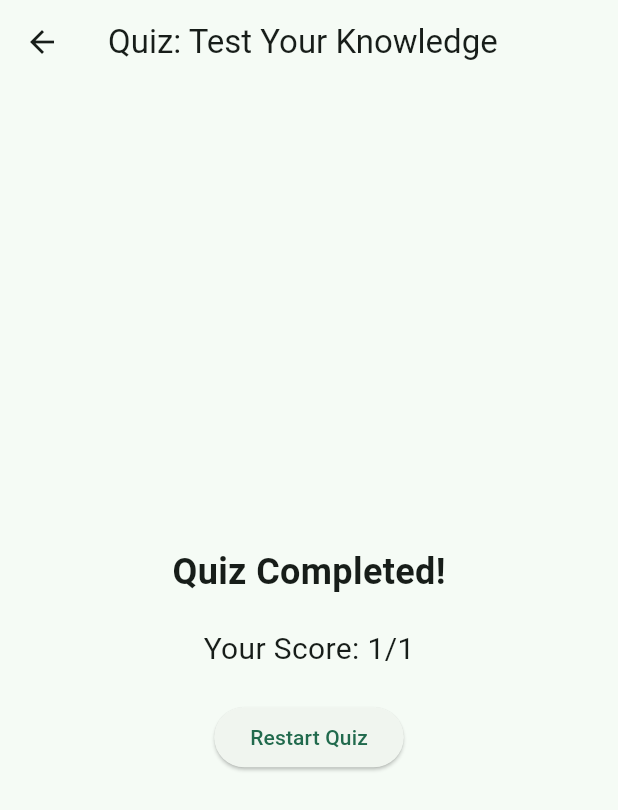
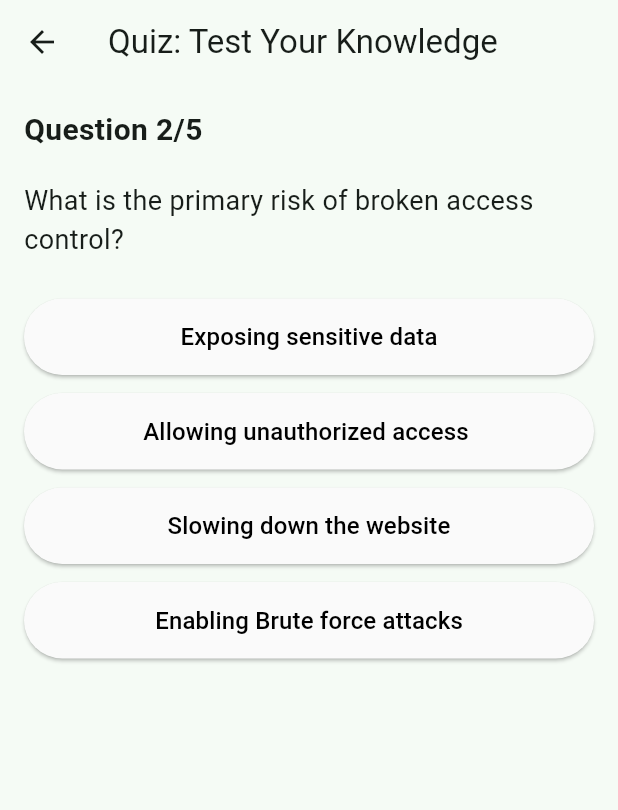
Before and after one commit to Vedika-04/OWASP-Insight, a Flutter app: the QuizScreen screen opened directly, after a tap on "Open Web Application Security Project", on a phone screen of 412 x 824 dp. Shown: the top 810 px of the screen. Run offline on Flutter 3.47's test engine with Material 3 defaults, Android fonts, the phone set to English and light mode, and no system bars; our stand-ins replace firebase_auth, firebase_core; accounts and stored records are empty.

Commit message:
Quiz and other screens

```diff
--- a/lib/screens/quiz.dart
+++ b/lib/screens/quiz.dart
@@ -16,27 +16,80 @@ class _QuizScreenState extends State<QuizScreen> {
         {'text': 'Open Web Application Safety Protocol', 'isCorrect': false},
       ],
     },
-    // Add more questions here
+    {
+      'questionText': 'What is the primary risk of broken access control?',
+      'answers': [
+        {'text': 'Exposing sensitive data', 'isCorrect': false},
+        {'text': 'Allowing unauthorized access ', 'isCorrect': true},
+        {'text': 'Slowing down the website', 'isCorrect': false},
+        {'text': 'Enabling Brute force attacks', 'isCorrect': false},
+      ],
+    },
+    {
+      'questionText': 'Which of the following is an insecure cryptographic practice?',
+      'answers': [
+        {'text': 'Using AES-256', 'isCorrect': false},
+        {'text': 'Storing passwords in plain text', 'isCorrect': true},
+        {'text': 'Hashing passwords with bcrypt', 'isCorrect': false},
+        {'text': 'Implementing TLS for data transmission', 'isCorrect': false},
+      ],
+    },
+    {
+      'questionText': 'Which attack involves inserting malicious SQL queries?',
+      'answers': [
+        {'text': 'Cross-Site Scripting (XSS)', 'isCorrect': false},
+        {'text': 'SQL Injection (SQLi) ', 'isCorrect': true},
+        {'text': 'CSRF', 'isCorrect': false},
+        {'text': 'Buffer Overflow', 'isCorrect': false},
+      ],
+    },
+    {
+      'questionText': 'What is insecure design?',
+      'answers': [
+        {'text': 'Security vulnerabilities due to weak coding practices', 'isCorrect': false},
+        {'text': 'Flaws in the application architecture  ', 'isCorrect': true},
+        {'text': 'Using outdated encryption', 'isCorrect': false},
+        {'text': 'Poor Documentation', 'isCorrect': false},
+      ],
+    },
   ];
 
   int _currentQuestionIndex = 0;
   int _score = 0;
+  int? _selectedAnswerIndex;
+  bool _answered = false;
 
-  void _answerQuestion(bool isCorrect) {
-    if (isCorrect) {
-      _score++;
+  void _answerQuestion(bool isCorrect, int index) {
+    if (_answered) return;
+
+    setState(() {
+      _answered = true;
+      _selectedAnswerIndex = index;
+      if (isCorrect) _score++;
+    });
+
+    Future.delayed(Duration(seconds: 1), () {
+      setState(() {
+        _currentQuestionIndex++;
+        _selectedAnswerIndex = null;
+        _answered = false;
+      });
+    });
+  }
+
+  Color _getButtonColor(bool isCorrect, int index) {
+    if (!_answered) return Colors.grey.shade50;
+    if (_selectedAnswerIndex == index) {
+      return isCorrect ? Colors.green : Colors.red;
     }
-    setState(() {
-      _currentQuestionIndex++;
-    });
+    if (isCorrect) return Colors.green; // Optionally highlight the correct one too
+    return Colors.grey.shade200;
   }
 
   @override
   Widget build(BuildContext context) {
     return Scaffold(
-      appBar: AppBar(
-        title: Text('Quiz: Test Your Knowledge'),
-      ),
+      appBar: AppBar(title: Text('Quiz: Test Your Knowledge')),
       body: _currentQuestionIndex < _questions.length
           ? Padding(
         padding: const EdgeInsets.all(16.0),
@@ -55,14 +108,34 @@ class _QuizScreenState extends State<QuizScreen> {
             SizedBox(height: 20),
             ...(_questions[_currentQuestionIndex]['answers']
             as List<Map<String, Object>>)
+                .asMap()
+                .entries
                 .map(
-                  (answer) => Padding(
-                padding: const EdgeInsets.symmetric(vertical: 8.0),
-                child: ElevatedButton(
-                  onPressed: () => _answerQuestion(answer['isCorrect'] as bool),
-                  child: Text(answer['text'] as String),
-                ),
-              ),
+                  (entry) {
+                final index = entry.key;
+                final answer = entry.value;
+                final isCorrect = answer['isCorrect'] as bool;
+                final text = answer['text'] as String;
+
+                return Container(
+                  width: double.infinity,
+                  margin: const EdgeInsets.symmetric(vertical: 6),
+                  child: ElevatedButton(
+                    onPressed: () =>
+                        _answerQuestion(isCorrect, index),
+                    style: ElevatedButton.styleFrom(
+                      backgroundColor:
+                      _getButtonColor(isCorrect, index),
+                      foregroundColor: Colors.black,
+                      padding: EdgeInsets.symmetric(vertical: 14),
+                    ),
+                    child: Text(
+                      text,
+                      style: TextStyle(fontSize: 16),
+                    ),
+                  ),
+                );
+              },
             )
                 .toList(),
           ],
@@ -87,6 +160,8 @@ class _QuizScreenState extends State<QuizScreen> {
                 setState(() {
                   _currentQuestionIndex = 0;
                   _score = 0;
+                  _selectedAnswerIndex = null;
+                  _answered = false;
                 });
               },
               child: Text('Restart Quiz'),
--- a/pubspec.yaml
+++ b/pubspec.yaml
@@ -68,7 +68,9 @@ flutter:
     - assets/images/broken.jpg
     - assets/images/crypto2-A2.png
     - assets/images/injection.png
-
+    - assets/images/owasp.png
+    - assets/images/top10.png
+    - assets/images/owasp logo.png
   # An image asset can refer to one or more resolution-specific "variants", see
   # https://flutter.dev/to/resolution-aware-images
 
```
Also changed, not shown: lib/screens/OWASP.dart (+40 -8 lines), lib/screens/home.dart (+15 -14 lines), lib/screens/module5.dart (added, +35 -0 lines), lib/screens/module6.dart (added, +35 -0 lines), assets/images/owasp logo.png (added), pubspec.lock.
